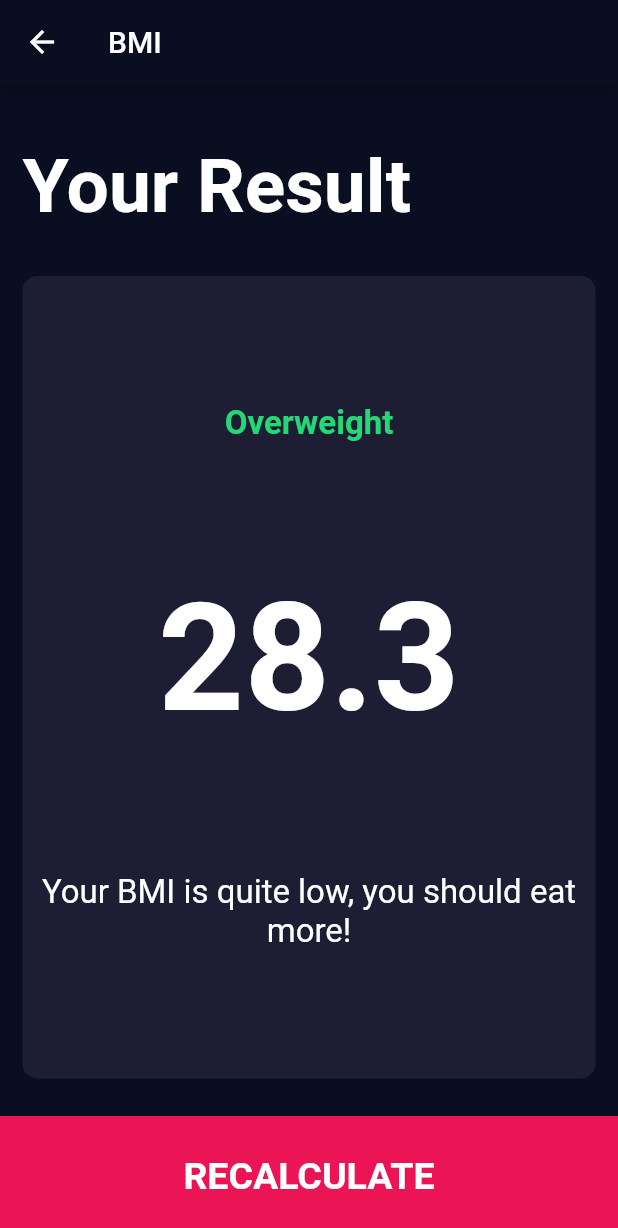
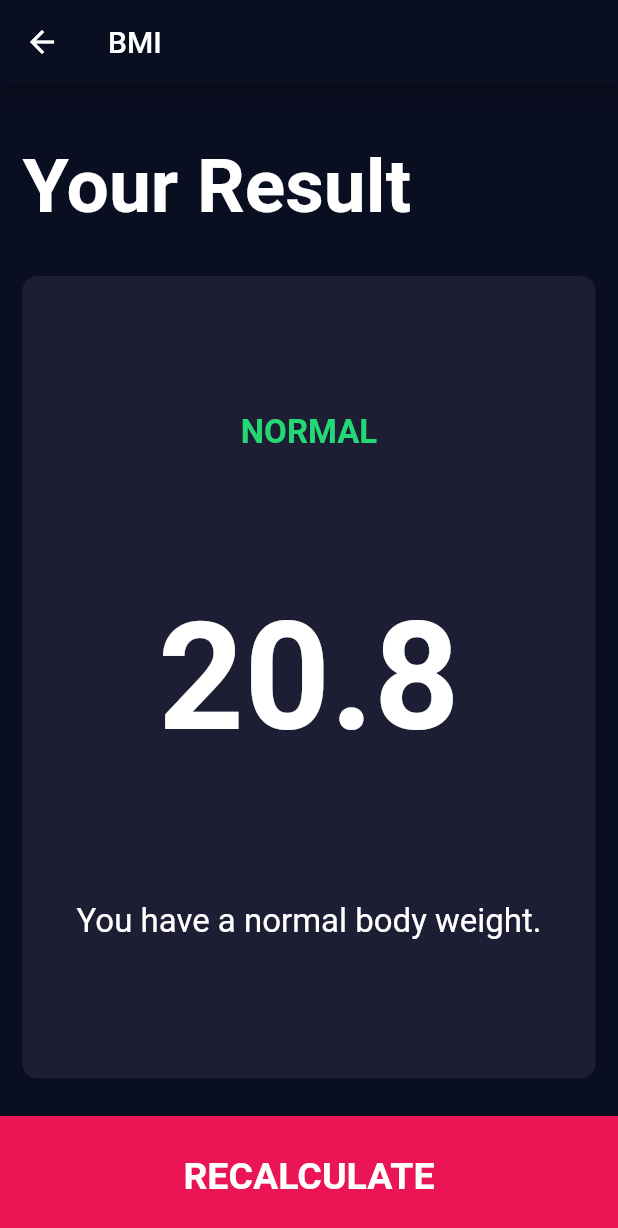
Before and after one commit to pelcastre-leomat/bmi-calculator-flutter, a Flutter app: the screen it shows after launch, after a tap on "CALCULATE", on a phone screen of 412 x 824 dp. Shown: the top 1228 px of the screen. Run offline on Flutter 3.47's test engine with Material 2 defaults, Android fonts, the phone set to English and light mode, and no system bars; our stand-ins replace font_awesome_flutter.

```diff
--- /dev/null
+++ b/lib/calculator_brain.dart
@@ -0,0 +1,50 @@
+import 'dart:math';
+
+class CalculatorBrain {
+
+  CalculatorBrain({required this.height,required this.weight, required this.age});
+
+  final int height;
+  final int weight;
+  final int age;
+
+  double _bmi = 0;
+
+  String calculateBMI(){
+    _bmi = weight/pow((height/100), 2);
+    return _bmi.toStringAsFixed(1);
+  }
+
+  String getResult(){
+    if(_bmi >= 25){
+      return 'Overweight';
+    }else if(_bmi >= 18.5){
+      return 'Normal';
+    }else{
+      return 'Underweight';
+    }
+  }
+
+  String getInterpretation(){
+    String interpretation = "";
+    if(_bmi >= 25){
+      interpretation = 'You have a higher than normal body weight. ';
+      if(age >= 50){
+        interpretation += "Due to age, this could be an issue.";
+      }
+      return interpretation;
+    }else if(_bmi > 18.5){
+      interpretation = 'You have a normal body weight.';
+    }else{
+      interpretation = 'You have a lower than normal body weight. ';
+      if(age >= 50){
+        interpretation += "Due to age, this could be an issue.";
+      }
+    }
+
+    return interpretation;
+  }
+
+
+
+}
--- a/lib/components/reusable_card.dart
+++ b/lib/components/reusable_card.dart
@@ -1,10 +1,11 @@
 import 'package:flutter/material.dart';
 
 class ReusableCard extends StatelessWidget {
-  const ReusableCard({super.key, required this.color, this.cardChild, this.onPress});
+  const ReusableCard({super.key, required this.color, this.cardChild, this.onPress, this.padding});
   final Color color;
   final Widget? cardChild;
   final Function()? onPress;
+  final double? padding;
 
   @override
   Widget build(BuildContext context) {
@@ -12,6 +13,7 @@ class ReusableCard extends StatelessWidget {
       onTap: onPress,
       child: Container(
         margin: const EdgeInsets.all(15),
+        padding: EdgeInsets.only(left: padding ?? 0, right: padding ?? 0),
         decoration: BoxDecoration(
             color: color,
             borderRadius:BorderRadius.circular(10)
--- a/lib/screens/input_page.dart
+++ b/lib/screens/input_page.dart
@@ -6,6 +6,9 @@ import 'package:font_awesome_flutter/font_awesome_flutter.dart';
 import '../constants.dart';
 import '../components/bottom_button.dart';
 import '../components/round_icon_button.dart';
+import 'package:bmi_calculator_flutter/calculator_brain.dart';
+
+//TODO: Block Rotation
 
 enum Gender {
   male,
@@ -218,10 +221,15 @@ class _InputPageState extends State<InputPage> {
           ),
           BottomButton(
             onTap:() {
+              CalculatorBrain calc = CalculatorBrain(height: height, weight: weight,age: age);
               Navigator.push(
                 context,
                 MaterialPageRoute(
-                  builder: (context) => const ResultsPage(),
+                  builder: (context) => ResultsPage(
+                      bmiResult: calc.calculateBMI(),
+                      resultText:calc.getResult(),
+                      interpretation: calc.getInterpretation()
+                  ),
                 ),
               );
             },
--- a/lib/screens/results_page.dart
+++ b/lib/screens/results_page.dart
@@ -4,7 +4,11 @@ import 'package:bmi_calculator_flutter/components/reusable_card.dart';
 import 'package:flutter/material.dart';
 
 class ResultsPage extends StatelessWidget {
-  const ResultsPage({Key? key}) : super(key: key);
+  const ResultsPage({super.key, required this.resultText, required this.bmiResult, required this.interpretation});
+
+  final String bmiResult;
+  final String resultText;
+  final String interpretation;
 
   @override
   Widget build(BuildContext context) {
@@ -30,20 +34,21 @@ class ResultsPage extends StatelessWidget {
             flex: 5,
             child: ReusableCard(
               color: kActiveCardColor,
+              padding: 10,
               cardChild: Column(
                 mainAxisAlignment: MainAxisAlignment.spaceEvenly,
                 crossAxisAlignment: CrossAxisAlignment.center,
                 children: [
                   Text(
-                    'Overweight',
+                    resultText.toUpperCase(),
                     style: kResultTextStyle,
                   ),
                   Text(
-                    '28.3',
+                    bmiResult,
                     style: kBMITextStyle,
                   ),
                   Text(
-                    'Your BMI is quite low, you should eat more!',
+                    interpretation,
                     textAlign: TextAlign.center,
                     style: kBodyTextStyle,
                   ),
```
